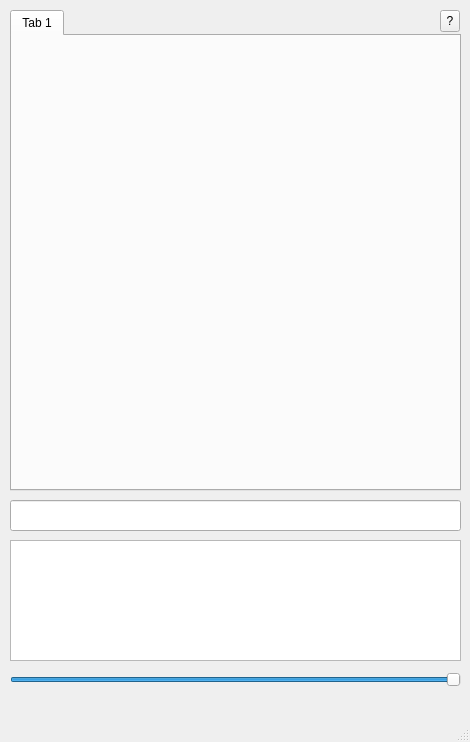
Old version of the form commander/mainwindow.ui in the repository CTH-29/commander.
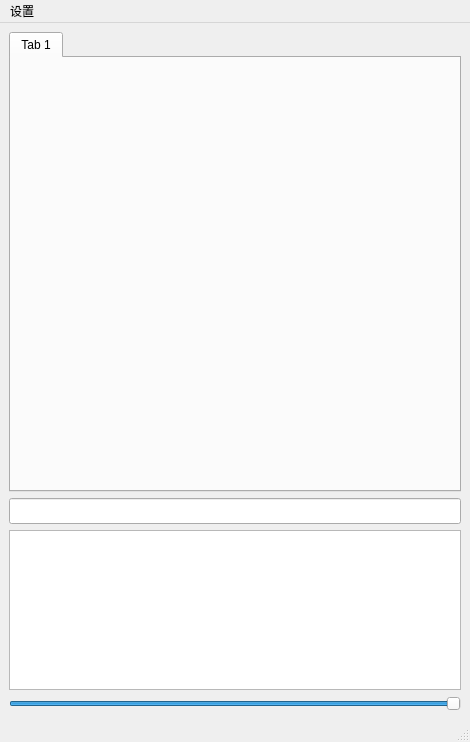
New version of the form.

```diff
--- a/commander/mainwindow.ui
+++ b/commander/mainwindow.ui
@@ -14,15 +14,9 @@
    <string>Commander 0.1</string>
   </property>
   <widget class="QWidget" name="centralwidget">
+   <layout class="QVBoxLayout" name="verticalLayout">
+    <item>
    <widget class="QTabWidget" name="tabWidget">
-    <property name="geometry">
-     <rect>
-      <x>10</x>
-      <y>10</y>
-      <width>451</width>
-      <height>481</height>
-     </rect>
-    </property>
     <property name="toolTip">
      <string/>
     </property>
@@ -41,15 +35,9 @@
      </attribute>
     </widget>
    </widget>
+    </item>
+    <item>
    <widget class="QLineEdit" name="lineEdit">
-    <property name="geometry">
-     <rect>
-      <x>10</x>
-      <y>500</y>
-      <width>451</width>
-      <height>31</height>
-     </rect>
-    </property>
     <property name="font">
      <font>
       <family>微软雅黑</family>
@@ -60,14 +48,14 @@
      <string comment="name">&lt;html&gt;&lt;head/&gt;&lt;body&gt;&lt;p&gt;command name&lt;/p&gt;&lt;/body&gt;&lt;/html&gt;</string>
     </property>
    </widget>
+    </item>
+    <item>
    <widget class="QTextEdit" name="textEdit">
-    <property name="geometry">
-     <rect>
-      <x>10</x>
-      <y>540</y>
-      <width>451</width>
-      <height>121</height>
-     </rect>
+      <property name="maximumSize">
+       <size>
+        <width>16777215</width>
+        <height>160</height>
+       </size>
     </property>
     <property name="font">
      <font>
@@ -82,15 +70,9 @@
      <number>0</number>
     </property>
    </widget>
+    </item>
+    <item>
    <widget class="QSlider" name="horizontalSlider">
-    <property name="geometry">
-     <rect>
-      <x>10</x>
-      <y>670</y>
-      <width>451</width>
-      <height>20</height>
-     </rect>
-    </property>
     <property name="minimum">
      <number>10</number>
     </property>
@@ -104,26 +86,8 @@
      <enum>Qt::Horizontal</enum>
     </property>
    </widget>
-   <widget class="QToolButton" name="toolButton">
-    <property name="geometry">
-     <rect>
-      <x>440</x>
-      <y>10</y>
-      <width>20</width>
-      <height>22</height>
-     </rect>
-    </property>
-    <property name="toolTip">
-     <string>&lt;!DOCTYPE HTML PUBLIC &quot;-//W3C//DTD HTML 4.0//EN&quot; &quot;http://www.w3.org/TR/REC-html40/strict.dtd&quot;&gt;
-&lt;html&gt;&lt;head&gt;&lt;meta name=&quot;qrichtext&quot; content=&quot;1&quot; /&gt;&lt;style type=&quot;text/css&quot;&gt;
-p, li { white-space: pre-wrap; }
-&lt;/style&gt;&lt;/head&gt;&lt;body style=&quot; font-family:'SimSun'; font-size:9pt; font-weight:400; font-style:normal;&quot;&gt;
-&lt;p style=&quot; margin-top:0px; margin-bottom:0px; margin-left:0px; margin-right:0px; -qt-block-indent:0; text-indent:0px;&quot;&gt;click for help&lt;/p&gt;&lt;/body&gt;&lt;/html&gt;</string>
-    </property>
-    <property name="text">
-     <string>?</string>
-    </property>
-   </widget>
+    </item>
+   </layout>
   </widget>
   <widget class="QMenuBar" name="commander">
    <property name="geometry">
@@ -131,7 +95,7 @@
      <x>0</x>
      <y>0</y>
      <width>470</width>
-     <height>25</height>
+     <height>26</height>
     </rect>
    </property>
    <property name="minimumSize">
@@ -140,6 +104,15 @@
      <height>0</height>
     </size>
    </property>
+   <widget class="QMenu" name="menu">
+    <property name="title">
+     <string>设置</string>
+    </property>
+    <addaction name="actionShow"/>
+    <addaction name="actionOnTop"/>
+    <addaction name="actionAbout"/>
+   </widget>
+   <addaction name="menu"/>
   </widget>
   <widget class="QStatusBar" name="statusbar"/>
  </widget>
```
Left out of the diff: 15 changed lines with no effect on the pictures. Lines whose indentation alone changed are shown as unchanged.
